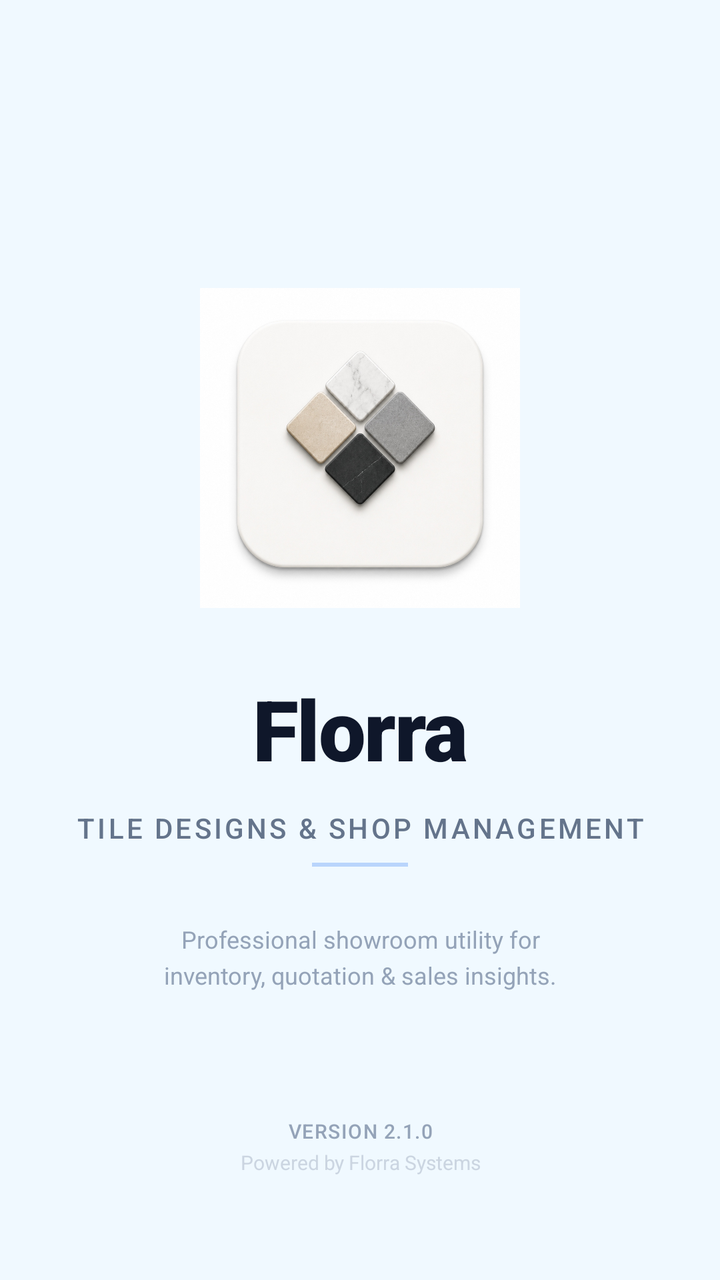
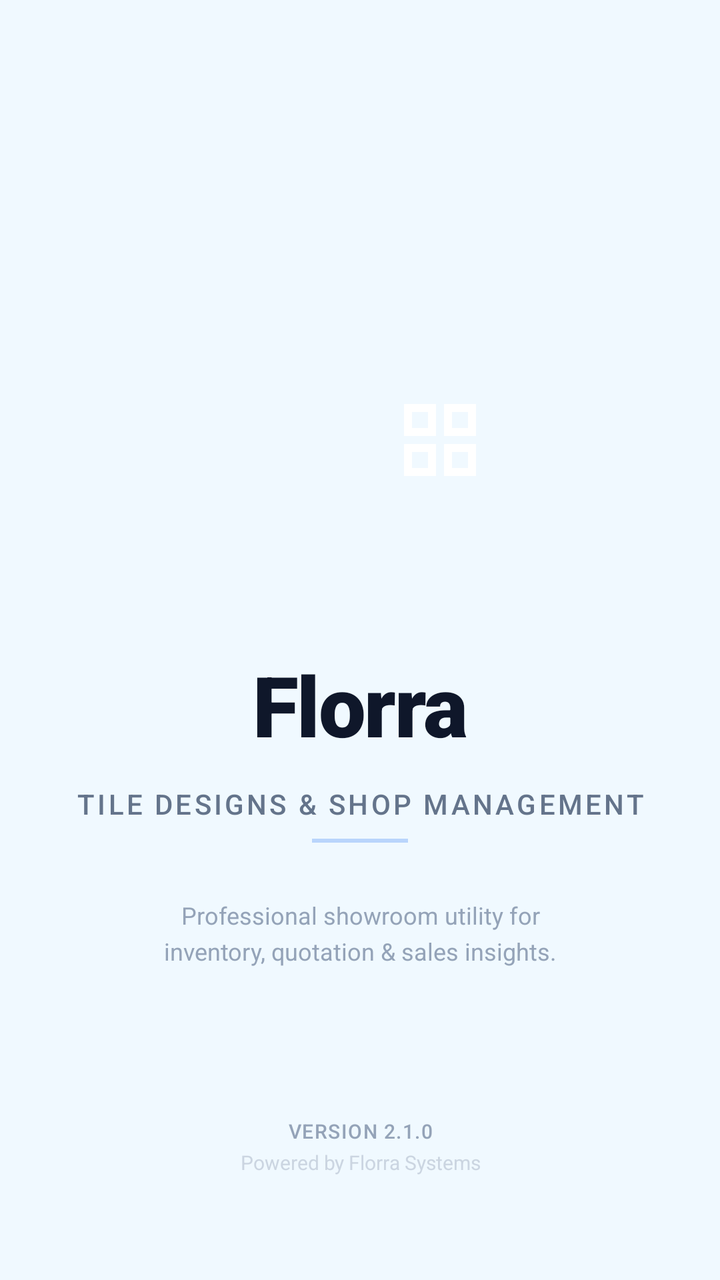

Screens rendered from an Android XML layout before and after an edit, with the pre-edit source and the edit as a unified diff.
<!-- AndroidManifest.xml: activity theme SplashTheme -->
<!-- res/layout/activity_splash.xml -->
<?xml version="1.0" encoding="utf-8"?>
<RelativeLayout xmlns:android="http://schemas.android.com/apk/res/android"
    android:layout_width="match_parent"
    android:layout_height="match_parent"
    android:background="#F0F9FF"
    android:fitsSystemWindows="true"
    android:padding="0dp">

    
    <View
        android:id="@+id/blobTop"
        android:layout_width="400dp"
        android:layout_height="400dp"
        android:layout_alignParentTop="true"
        android:layout_alignParentEnd="true"
        android:layout_marginTop="-40dp"
        android:layout_marginEnd="-40dp"
        android:background="@drawable/circle_blur_top"
        android:elevation="0dp" />

    <View
        android:id="@+id/blobBottom"
        android:layout_width="300dp"
        android:layout_height="300dp"
        android:layout_alignParentBottom="true"
        android:layout_alignParentStart="true"
        android:layout_marginBottom="-30dp"
        android:layout_marginStart="-30dp"
        android:background="@drawable/circle_blur_bottom"
        android:elevation="0dp" />

    
    <LinearLayout
        android:layout_width="match_parent"
        android:layout_height="match_parent"
        android:orientation="vertical"
        android:gravity="center"
        android:paddingHorizontal="32dp">

        
        <ImageView
            android:id="@+id/imgLogo"
            android:layout_width="160dp"
            android:layout_height="160dp"
            android:layout_gravity="center"
            android:layout_marginBottom="32dp"
            android:src="@drawable/app_logo"
            android:elevation="8dp" />

        
        <TextView
            android:id="@+id/txtAppName"
            android:layout_width="wrap_content"
            android:layout_height="wrap_content"
            android:text="Florra"
            android:textColor="#0F172A"
            android:textSize="42sp"
            android:fontFamily="sans-serif-black"
            android:letterSpacing="-0.02"
            android:lineHeight="42sp"
            android:layout_marginBottom="12dp"
            android:gravity="center" />

        
        <LinearLayout
            android:layout_width="wrap_content"
            android:layout_height="wrap_content"
            android:orientation="vertical"
            android:gravity="center"
            android:layout_marginBottom="12dp">

            <TextView
                android:id="@+id/txtTagline"
                android:layout_width="wrap_content"
                android:layout_height="wrap_content"
                android:text="Tile Designs &amp; Shop Management"
                android:textColor="#64748B"
                android:textSize="14sp"
                android:fontFamily="sans-serif-medium"
                android:letterSpacing="0.1"
                android:gravity="center"
                android:textAllCaps="true" />

            
            <View
                android:layout_width="48dp"
                android:layout_height="2dp"
                android:layout_marginTop="8dp"
                android:background="#3B82F6"
                android:alpha="0.3" />

        </LinearLayout>

        
        <TextView
            android:id="@+id/txtDescription"
            android:layout_width="wrap_content"
            android:layout_height="wrap_content"
            android:text="Professional showroom utility for inventory, quotation &amp; sales insights."
            android:textColor="#94A3B8"
            android:textSize="12sp"
            android:fontFamily="sans-serif"
            android:lineHeight="18sp"
            android:gravity="center"
            android:layout_marginTop="16dp"
            android:maxWidth="240dp"
            android:paddingHorizontal="16dp" />

    </LinearLayout>

    
    <LinearLayout
        android:layout_width="match_parent"
        android:layout_height="wrap_content"
        android:layout_alignParentBottom="true"
        android:orientation="vertical"
        android:gravity="center"
        android:paddingBottom="48dp">

        
        <LinearLayout
            android:layout_width="wrap_content"
            android:layout_height="wrap_content"
            android:orientation="vertical"
            android:gravity="center"
            android:padding="4dp">

            <TextView
                android:id="@+id/txtVersion"
                android:layout_width="wrap_content"
                android:layout_height="wrap_content"
                android:text="VERSION 2.1.0"
                android:textColor="#94A3B8"
                android:textSize="10sp"
                android:fontFamily="sans-serif-medium"
                android:letterSpacing="0.05"
                android:gravity="center"
                android:textAllCaps="true" />

            <TextView
                android:id="@+id/txtPoweredBy"
                android:layout_width="wrap_content"
                android:layout_height="wrap_content"
                android:text="Powered by Florra Systems"
                android:textColor="#CBD5E1"
                android:textSize="10sp"
                android:fontFamily="sans-serif"
                android:gravity="center"
                android:layout_marginTop="2dp" />

        </LinearLayout>

    </LinearLayout>

</RelativeLayout>
<!-- resources referenced by this layout -->
<resources>
  <!-- drawable app_logo: jpg bitmap (drawable, 198360 bytes) -->
  <!-- drawable circle_blur_bottom (drawable) -->
  <?xml version="1.0" encoding="utf-8"?>
  <selector xmlns:android="http://schemas.android.com/apk/res/android">
  
  </selector>
  <!-- drawable circle_blur_top (drawable) -->
  <?xml version="1.0" encoding="utf-8"?>
  <selector xmlns:android="http://schemas.android.com/apk/res/android">
  
  </selector>
  <style name="SplashTheme" parent="Theme.MaterialComponents.DayNight.NoActionBar">
          <item name="android:windowBackground">@drawable/splash_background</item>
          <item name="android:windowFullscreen">false</item>
          <item name="android:windowContentOverlay">@null</item>
          <item name="android:windowNoTitle">true</item>
          <item name="android:windowActionBar">false</item>
          <item name="android:windowDrawsSystemBarBackgrounds">true</item>
          <item name="android:statusBarColor">@android:color/transparent</item>
          <item name="android:navigationBarColor">@android:color/transparent</item>
          <item name="android:windowTranslucentStatus">true</item>
          <item name="android:windowTranslucentNavigation">true</item>
      </style>
  <!-- drawable splash_background (drawable) -->
  <?xml version="1.0" encoding="utf-8"?>
  <layer-list xmlns:android="http://schemas.android.com/apk/res/android">
  
      <item>
          <shape android:shape="rectangle">
              <solid android:color="#F0F9FF" />
          </shape>
      </item>
  
  </layer-list>
</resources>

<!-- the commit's change to res/layout/activity_splash.xml (unified diff, before → after) -->
@@ -3,7 +3,6 @@
     android:layout_width="match_parent"
     android:layout_height="match_parent"
     android:background="#F0F9FF"
-    android:fitsSystemWindows="true"
     android:padding="0dp">
 
     
@@ -38,14 +37,86 @@
         android:paddingHorizontal="32dp">
 
         
-        <ImageView
-            android:id="@+id/imgLogo"
-            android:layout_width="160dp"
-            android:layout_height="160dp"
-            android:layout_gravity="center"
-            android:layout_marginBottom="32dp"
-            android:src="@drawable/app_logo"
-            android:elevation="8dp" />
+        <RelativeLayout
+            android:layout_width="wrap_content"
+            android:layout_height="wrap_content"
+            android:layout_marginBottom="40dp"
+            android:layout_gravity="center">
+
+            
+            <LinearLayout
+                android:layout_width="128dp"
+                android:layout_height="128dp"
+                android:background="@drawable/logo_background"
+                android:elevation="16dp"
+                android:gravity="center">
+
+                
+                <GridLayout
+                    android:layout_width="80dp"
+                    android:layout_height="80dp"
+                    android:columnCount="2"
+                    android:rowCount="2"
+                    android:columnWidth="40dp"
+                    android:rowHeight="40dp"
+                    android:useDefaultMargins="false">
+
+                    
+                    <View
+                        android:layout_width="0dp"
+                        android:layout_height="0dp"
+                        android:layout_column="0"
+                        android:layout_row="0"
+                        android:layout_margin="1dp"
+                        android:layout_columnWeight="1"
+                        android:layout_rowWeight="1"
+                        android:background="@drawable/tile_top_left" />
+
+                    
+                    <View
+                        android:layout_width="0dp"
+                        android:layout_height="0dp"
+                        android:layout_column="1"
+                        android:layout_row="0"
+                        android:layout_margin="1dp"
+                        android:layout_columnWeight="1"
+                        android:layout_rowWeight="1"
+                        android:background="@drawable/tile_top_right" />
+
+                    
+                    <View
+                        android:layout_width="0dp"
+                        android:layout_height="0dp"
+                        android:layout_column="0"
+                        android:layout_row="1"
+                        android:layout_margin="1dp"
+                        android:layout_columnWeight="1"
+                        android:layout_rowWeight="1"
+                        android:background="@drawable/tile_bottom_left" />
+
+                    
+                    <View
+                        android:layout_width="0dp"
+                        android:layout_height="0dp"
+                        android:layout_column="1"
+                        android:layout_row="1"
+                        android:layout_margin="1dp"
+                        android:layout_columnWeight="1"
+                        android:layout_rowWeight="1"
+                        android:background="@drawable/tile_bottom_right" />
+
+                </GridLayout>
+
+                
+                <ImageView
+                    android:layout_width="48dp"
+                    android:layout_height="48dp"
+                    android:src="@drawable/ic_grid_view"
+                    android:tint="#FFFFFF" />
+
+            </LinearLayout>
+
+        </RelativeLayout>
 
         
         <TextView
<!-- resource entries referenced after the edit -->
@@ -1,6 +1,5 @@
 <!-- resources referenced by this layout -->
 <resources>
-  <!-- drawable app_logo: jpg bitmap (drawable, 198360 bytes) -->
   <!-- drawable circle_blur_bottom (drawable) -->
   <?xml version="1.0" encoding="utf-8"?>
   <selector xmlns:android="http://schemas.android.com/apk/res/android">
@@ -11,9 +10,46 @@
   <selector xmlns:android="http://schemas.android.com/apk/res/android">
   
   </selector>
+  <!-- drawable ic_grid_view (drawable) -->
+  <?xml version="1.0" encoding="utf-8"?>
+  <vector xmlns:android="http://schemas.android.com/apk/res/android"
+      android:width="48dp"
+      android:height="48dp"
+      android:viewportWidth="24"
+      android:viewportHeight="24"
+      android:tint="#FFFFFF">
+      <path
+          android:fillColor="@android:color/white"
+          android:pathData="M3,3v8h8V3H3zM9,9H5V5h4V9zM3,13v8h8v-8H3zM9,19H5v-4h4V19zM13,3v8h8V3h-8zM19,9h-4V5h4V9zM13,13v8h8v-8h-8zM19,19h-4v-4h4V19z"/>
+  </vector>
+  <!-- drawable logo_background (drawable) -->
+  <?xml version="1.0" encoding="utf-8"?>
+  <selector xmlns:android="http://schemas.android.com/apk/res/android">
+  
+  </selector>
+  <!-- drawable tile_bottom_left (drawable) -->
+  <?xml version="1.0" encoding="utf-8"?>
+  <selector xmlns:android="http://schemas.android.com/apk/res/android">
+  
+  </selector>
+  <!-- drawable tile_bottom_right (drawable) -->
+  <?xml version="1.0" encoding="utf-8"?>
+  <selector xmlns:android="http://schemas.android.com/apk/res/android">
+  
+  </selector>
+  <!-- drawable tile_top_left (drawable) -->
+  <?xml version="1.0" encoding="utf-8"?>
+  <selector xmlns:android="http://schemas.android.com/apk/res/android">
+  
+  </selector>
+  <!-- drawable tile_top_right (drawable) -->
+  <?xml version="1.0" encoding="utf-8"?>
+  <selector xmlns:android="http://schemas.android.com/apk/res/android">
+  
+  </selector>
   <style name="SplashTheme" parent="Theme.MaterialComponents.DayNight.NoActionBar">
           <item name="android:windowBackground">@drawable/splash_background</item>
-          <item name="android:windowFullscreen">false</item>
+          <item name="android:windowFullscreen">true</item>
           <item name="android:windowContentOverlay">@null</item>
           <item name="android:windowNoTitle">true</item>
           <item name="android:windowActionBar">false</item>
